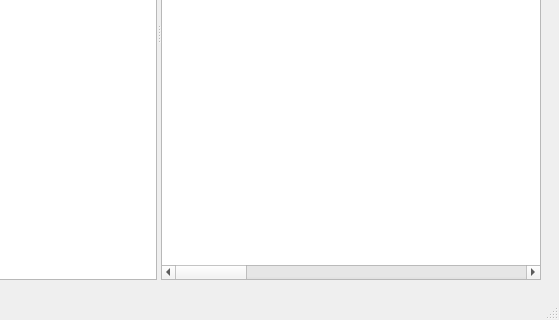
Before: the Qt Designer form TeacherHelper/src/mainForm.ui in jeremydumais/TeacherHelper, drawn with Qt 5; both pictures show x 241 to 800 and y 280 to 600 of the 800 by 600 pixel window.
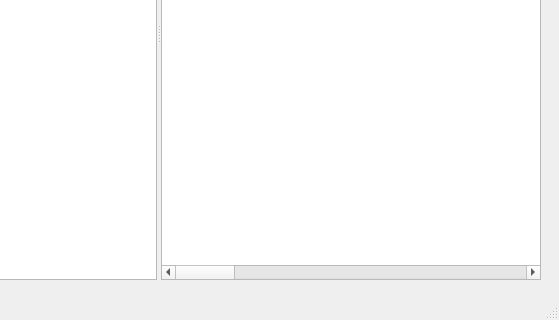
After: the same form once the commit is applied. Icons and pictures are not drawn.

```diff
--- a/TeacherHelper/src/mainForm.ui
+++ b/TeacherHelper/src/mainForm.ui
@@ -121,7 +121,7 @@
               <enum>QAbstractItemView::SelectRows</enum>
              </property>
              <property name="columnCount">
-              <number>5</number>
+              <number>6</number>
              </property>
              <attribute name="horizontalHeaderDefaultSectionSize">
               <number>200</number>
@@ -143,6 +143,7 @@
              <column/>
              <column/>
              <column/>
+             <column/>
             </widget>
            </item>
           </layout>
```
